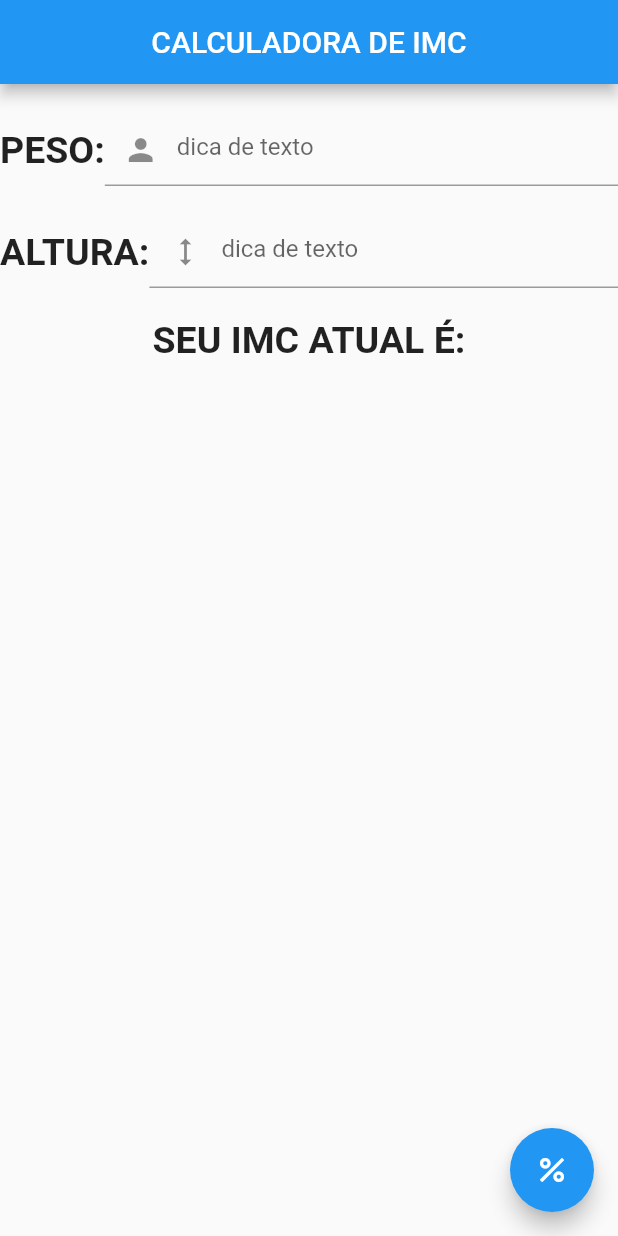
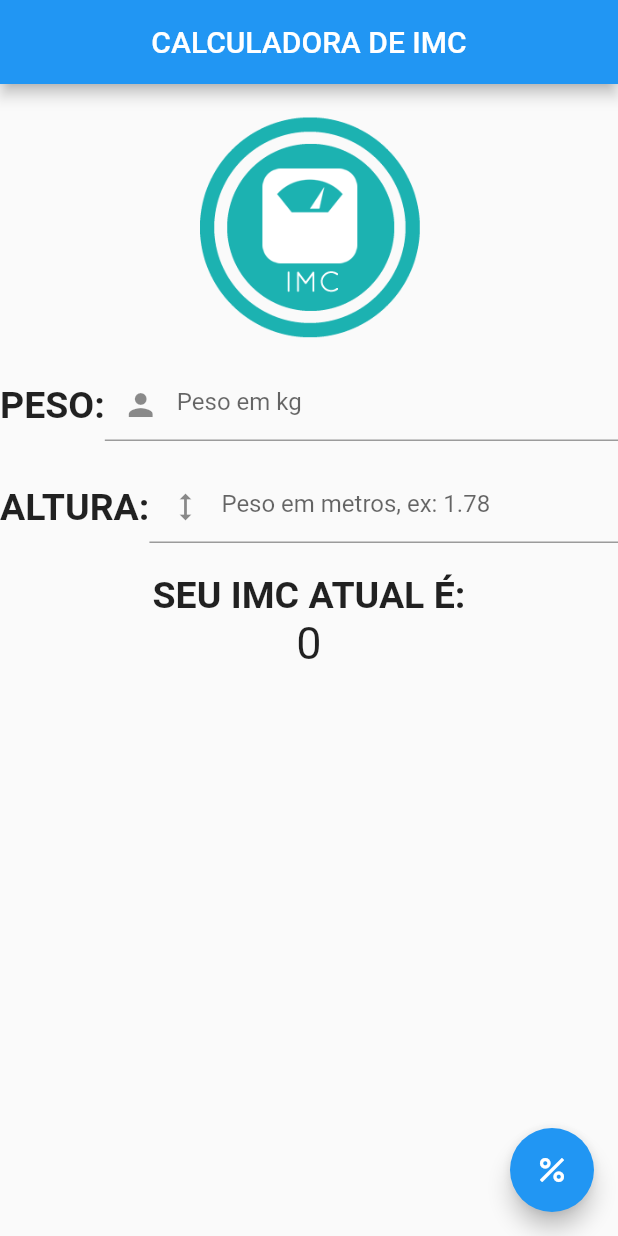
Before and after one commit to abnipc/Flutter_Calculadora_IMC, a Flutter app: the screen it shows after launch, on a phone screen of 412 x 824 dp. Run offline on Flutter 3.47's test engine with Material 2 defaults, Android fonts, the phone set to English and light mode, and no system bars.

Commit message:
finalizado o exercicio para entrega a DIO

```diff
--- a/calculadora_imc/lib/homepage.dart
+++ b/calculadora_imc/lib/homepage.dart
@@ -10,7 +10,7 @@ class HomePage extends StatefulWidget {
 class _HomePageState extends State<HomePage> {
   String peso = "";
   String altura = "";
-  String imc_string = "";
+  String imc_string = "0";
   double IMC = 0;
 
   @override
@@ -23,20 +23,30 @@ class _HomePageState extends State<HomePage> {
         ),
         centerTitle: true,
       ),
-      body: Column(
+      body: SingleChildScrollView(
+        child: Column(
           children: [
+            SizedBox(
+              height: 20,
+            ),
+            Image.asset(
+              'assets/minha_imagem.png',
+              width: 150,
+              height: 150,
+            ),
             const SizedBox(
               height: 20,
             ),
             Row(
               children: [
                 const Text("PESO:",
-                  style: TextStyle(fontSize: 25, fontWeight: FontWeight.bold)),
+                    style:
+                        TextStyle(fontSize: 25, fontWeight: FontWeight.bold)),
                 Expanded(
                   child: TextField(
                     decoration: const InputDecoration(
                       //labelText: 'teste',
-                    hintText: "dica de texto",
+                      hintText: "Peso em kg",
                       prefixIcon: Icon(Icons.person),
                     ),
                     onChanged: (Text) {
@@ -52,12 +62,13 @@ class _HomePageState extends State<HomePage> {
             Row(
               children: [
                 const Text("ALTURA:",
-                  style: TextStyle(fontSize: 25, fontWeight: FontWeight.bold)),
+                    style:
+                        TextStyle(fontSize: 25, fontWeight: FontWeight.bold)),
                 Expanded(
                   child: TextField(
                     decoration: const InputDecoration(
                       //labelText: 'teste',
-                    hintText: "dica de texto",
+                      hintText: "Peso em metros, ex: 1.78",
                       prefixIcon: Icon(Icons.height),
                     ),
                     onChanged: (Text) {
@@ -80,6 +91,7 @@ class _HomePageState extends State<HomePage> {
             ),
           ],
         ),
+      ),
       floatingActionButton: FloatingActionButton(
         child: Icon(Icons.percent),
         onPressed: () {
--- a/calculadora_imc/pubspec.yaml
+++ b/calculadora_imc/pubspec.yaml
@@ -55,6 +55,8 @@ dev_dependencies:
 # The following section is specific to Flutter packages.
 flutter:
 
+  assets:
+    - assets/minha_imagem.png
   # The following line ensures that the Material Icons font is
   # included with your application, so that you can use the icons in
   # the material Icons class.
```
Also changed, not shown: calculadora_imc/assets/minha_imagem.png (added). Lines whose indentation alone changed are shown as unchanged.
